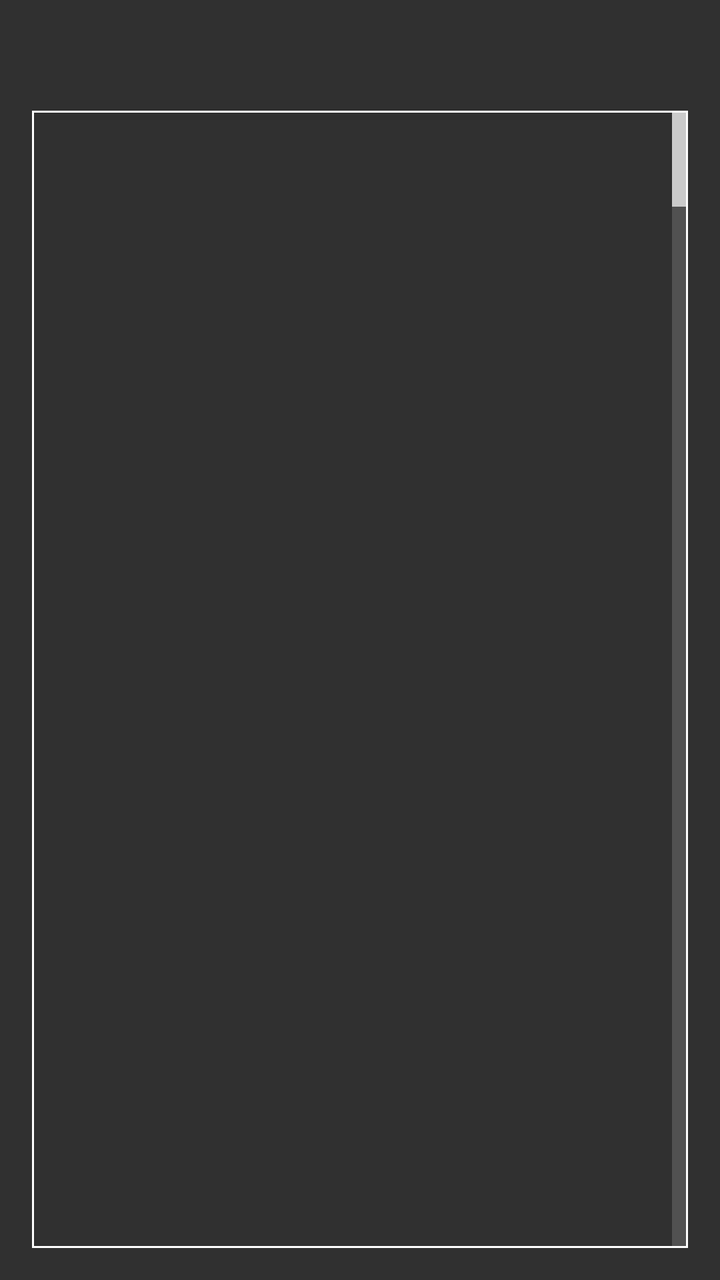
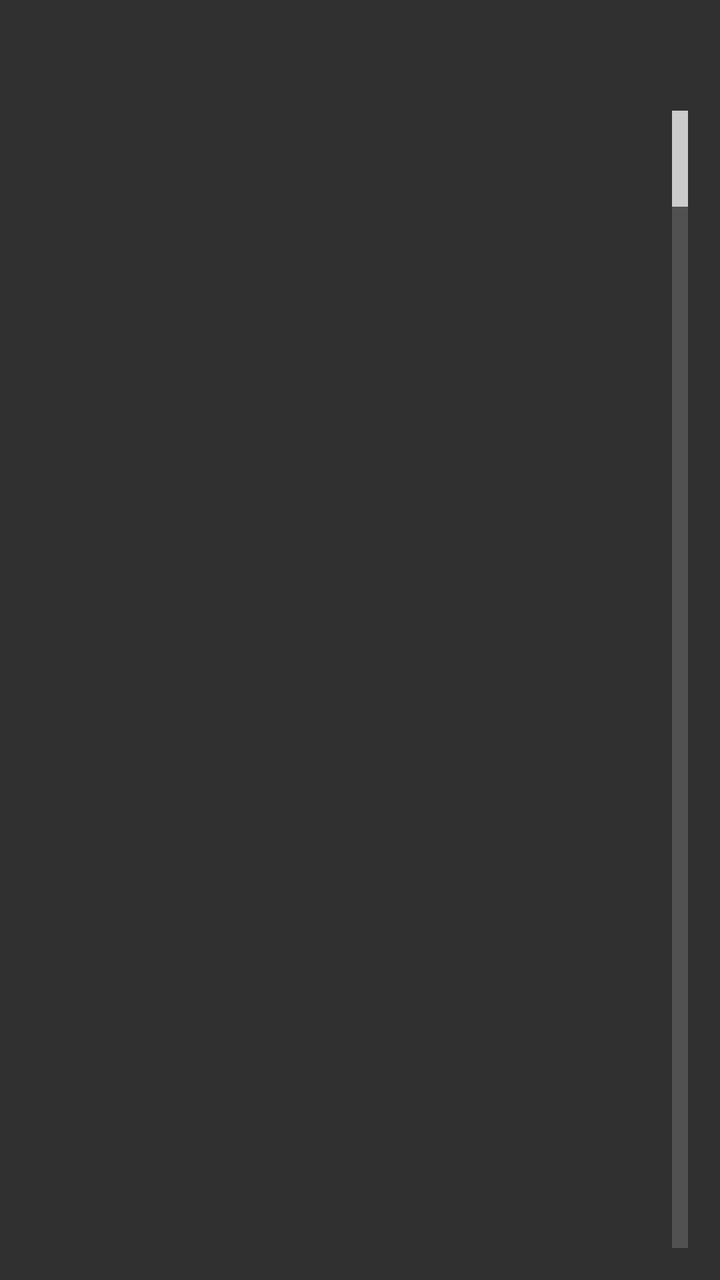

Two renders of the same Android screen: before a commit and after it. Below are the layout's source before the change and the commit's diff.
<!-- AndroidManifest.xml: application theme AppTheme -->
<!-- res/layout/activity_app_view.xml -->
<RelativeLayout xmlns:android="http://schemas.android.com/apk/res/android"
    xmlns:tools="http://schemas.android.com/tools"
    android:layout_width="match_parent"
    android:layout_height="match_parent"
    android:paddingBottom="@dimen/activity_vertical_margin"
    android:paddingLeft="@dimen/activity_horizontal_margin"
    android:paddingRight="@dimen/activity_horizontal_margin"
    android:paddingTop="@dimen/activity_vertical_margin"
    tools:context=".AppView" >

    <ListView
        android:id="@+id/pcListView"
        android:layout_width="match_parent"
        android:layout_height="wrap_content"
        android:layout_alignParentLeft="true"
        android:layout_alignParentRight="true"
        android:layout_alignParentBottom="true"
        android:layout_below="@+id/appListText"
        android:fastScrollEnabled="true"
        android:longClickable="false"
        android:background="@drawable/list_view_unselected"
        android:stackFromBottom="false">
    </ListView>
    
    <TextView
        android:id="@+id/appListText"
        android:layout_width="wrap_content"
        android:layout_height="wrap_content"
        android:layout_centerHorizontal="true"
        android:textAppearance="?android:attr/textAppearanceLarge"
        android:layout_alignParentTop="true"
        android:paddingTop="0dp"
        android:paddingBottom="10dp" />

</RelativeLayout>
<!-- resources referenced by this layout -->
<resources>
  <dimen name="activity_horizontal_margin">16dp</dimen>
  <dimen name="activity_vertical_margin">16dp</dimen>
  <!-- drawable list_view_unselected (drawable) -->
  <?xml version="1.0" encoding="utf-8"?>
  <shape xmlns:android="http://schemas.android.com/apk/res/android"
      android:shape="rectangle" >
  
     <stroke android:width="1dip" android:color="#ffffff"/>
     
  </shape>
  <style name="AppTheme" parent="AppBaseTheme">
          
          <item name="android:windowActionBar">false</item>
          <item name="android:windowNoTitle">true</item>
      </style>
  <style name="AppBaseTheme" parent="android:Theme">
          
      </style>
</resources>

<!-- the commit's change to res/layout/activity_app_view.xml (unified diff, before → after) -->
@@ -18,7 +18,6 @@
         android:layout_below="@+id/appListText"
         android:fastScrollEnabled="true"
         android:longClickable="false"
-        android:background="@drawable/list_view_unselected"
         android:stackFromBottom="false">
     </ListView>
     
<!-- resource entries referenced after the edit -->
@@ -2,14 +2,6 @@
 <resources>
   <dimen name="activity_horizontal_margin">16dp</dimen>
   <dimen name="activity_vertical_margin">16dp</dimen>
-  <!-- drawable list_view_unselected (drawable) -->
-  <?xml version="1.0" encoding="utf-8"?>
-  <shape xmlns:android="http://schemas.android.com/apk/res/android"
-      android:shape="rectangle" >
-  
-     <stroke android:width="1dip" android:color="#ffffff"/>
-     
-  </shape>
   <style name="AppTheme" parent="AppBaseTheme">
           
           <item name="android:windowActionBar">false</item>
